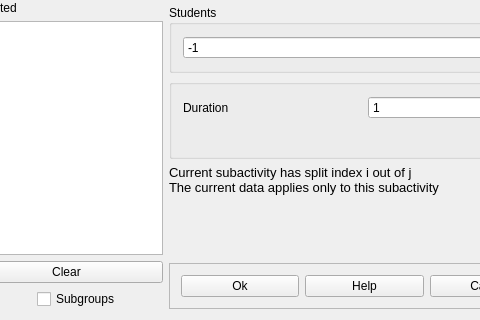
vonmecheln/fet, file fet/src/interface/modifysubactivityform_template.ui: the form before one commit; both pictures show x 239 to 719 and y 324 to 644 of the 810 by 644 pixel window.
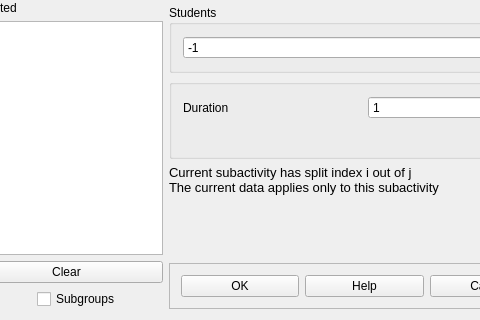
The form after the commit.

Patch:
```diff
--- a/fet/src/interface/modifysubactivityform_template.ui
+++ b/fet/src/interface/modifysubactivityform_template.ui
@@ -381,7 +381,7 @@
         <item>
          <widget class="QPushButton" name="okPushButton">
           <property name="text">
-           <string>Ok</string>
+           <string>OK</string>
           </property>
          </widget>
         </item>
```
